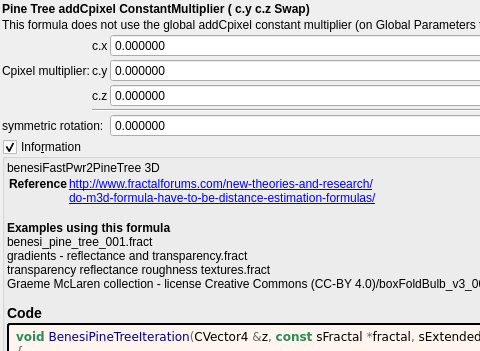
Above: mandelbulber2/formula/ui/benesi_pine_tree.ui from buddhi1980/mandelbulber2 before the change; both pictures show x 0 to 480 and y 0 to 351 of the 871 by 897 pixel window. Below: the same form after it.
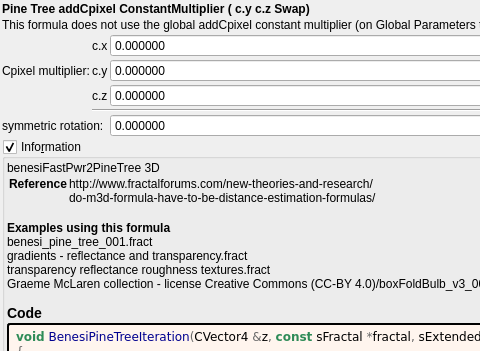
That is the form after the change. Custom widgets are drawn as their Qt base class.

Commit message:
docs: show fractalforums.com formula references as text
fractalforums.com is only partly online; fractalforums.org keeps a read-only
copy and the active forum. The formula information boxes now show
fractalforums.com references (and the wrapped lines that continue them) as
plain text. The links that remain are closed with </a>, which the generator
never wrote. The formula/ui files are regenerated with
tools/populate_ui_information.py.

```diff
--- a/mandelbulber2/formula/ui/benesi_pine_tree.ui
+++ b/mandelbulber2/formula/ui/benesi_pine_tree.ui
@@ -247,8 +247,8 @@
        <widget class="QLabel" name="label_information_general">
         <property name="text">
          <string notr="true">&lt;p&gt;benesiFastPwr2PineTree 3D&lt;/p&gt;&lt;table&gt;
-&lt;tr&gt;&lt;th&gt;Reference&lt;/th&gt;&lt;td&gt;&lt;a href=&quot;http://www.fractalforums.com/new-theories-and-research/&quot;&gt;http://www.fractalforums.com/new-theories-and-research/&lt;br&gt;
-&lt;a href=&quot;do-m3d-formula-have-to-be-distance-estimation-formulas/&quot;&gt;do-m3d-formula-have-to-be-distance-estimation-formulas/&lt;br&gt;
+&lt;tr&gt;&lt;th&gt;Reference&lt;/th&gt;&lt;td&gt;http://www.fractalforums.com/new-theories-and-research/&lt;br&gt;
+do-m3d-formula-have-to-be-distance-estimation-formulas/&lt;br&gt;
 &lt;/td&gt;&lt;/tr&gt;
 &lt;/table&gt;
 &lt;br&gt;&lt;b&gt;Examples using this formula&lt;/b&gt;&lt;br&gt;benesi_pine_tree_001.fract&lt;br&gt;gradients - reflectance and transparency.fract&lt;br&gt;transparency reflectance roughness textures.fract&lt;br&gt;Graeme McLaren  collection - license Creative Commons  (CC-BY 4.0)/boxFoldBulb_v3_001.fract&lt;h3&gt;Code&lt;/h3&gt;</string>
```
The commit also changes 202 other files.
